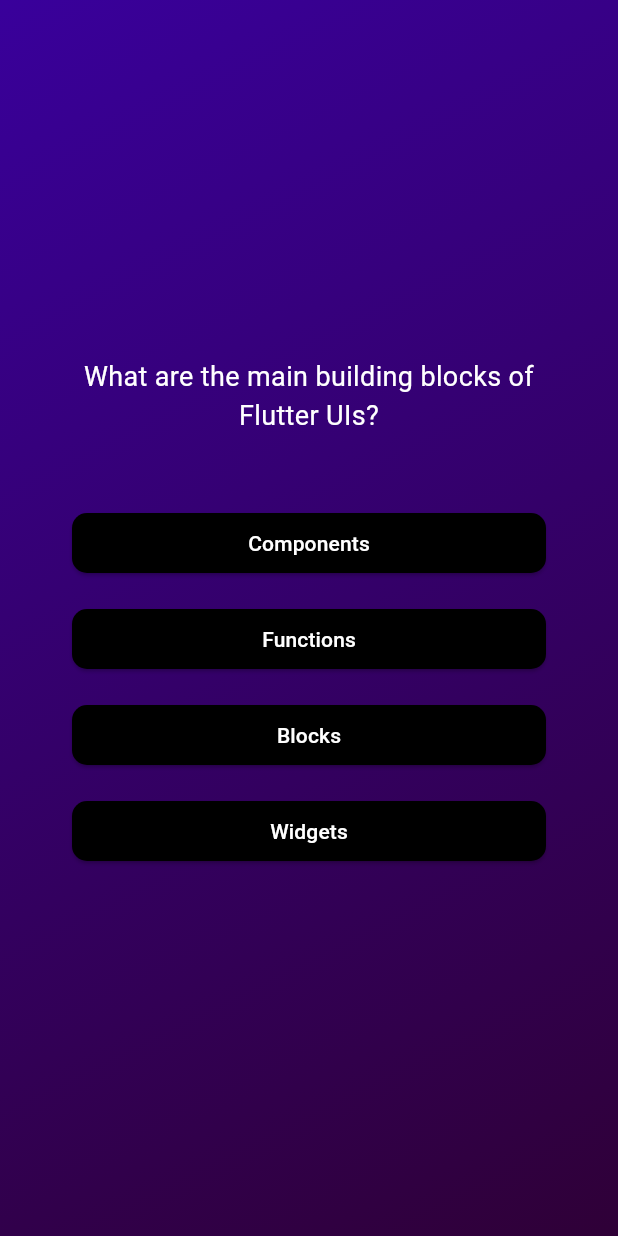
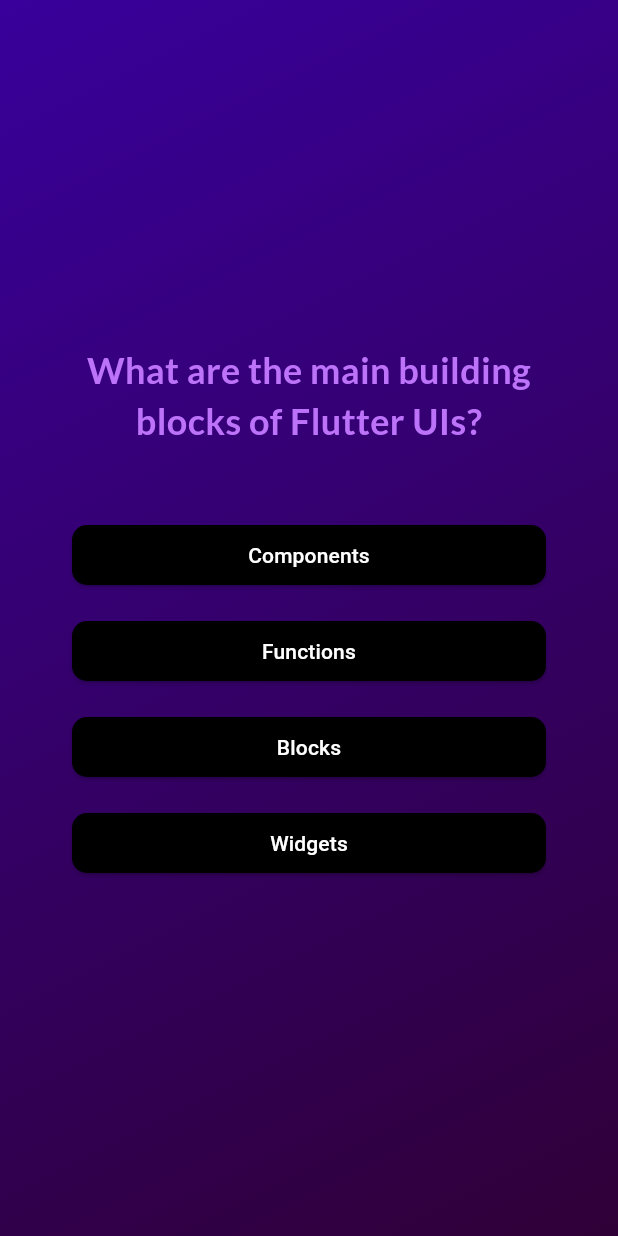
Before and after one commit to GKoukounis/adv_basics, a Flutter app: the screen it shows after launch, after a tap on "Start Quiz", on a phone screen of 412 x 824 dp. Run offline on Flutter 3.47's test engine with Material 3 defaults, Android fonts, the phone set to English and light mode, and no system bars; our stand-ins replace google_fonts.

Commit message:
Using thirt part package and adding google Fonts.

```diff
--- a/lib/home.dart
+++ b/lib/home.dart
@@ -1,5 +1,6 @@
 import 'package:adv_basics/questions_screen.dart';
 import 'package:flutter/material.dart';
+import 'package:google_fonts/google_fonts.dart';
 
 class HomePage extends StatelessWidget {
   const HomePage(
@@ -21,9 +22,13 @@ class HomePage extends StatelessWidget {
             color: const Color.fromARGB(145, 255, 255, 255),
           ),
           const SizedBox(height: 80),
-          const Text(
+          Text(
             'Learn Flutter the fun way!',
-            style: TextStyle(fontSize: 24, color: Colors.white),
+            style: GoogleFonts.lato(
+              color: Colors.white,
+              fontSize: 30,
+              fontWeight: FontWeight.bold,
+            ),
           ),
           const SizedBox(height: 30),
           OutlinedButton.icon(
@@ -41,9 +46,13 @@ class HomePage extends StatelessWidget {
                 color: Colors.white,
                 size: 25,
               ),
-              label: const Text(
+              label: Text(
                 'Start Quiz',
-                style: TextStyle(fontSize: 18, color: Colors.white),
+                style: GoogleFonts.lato(
+                  color: Colors.white,
+                  fontSize: 18,
+                  fontWeight: FontWeight.bold,
+              ),
               ))
         ],
       ),
--- a/lib/questions_screen.dart
+++ b/lib/questions_screen.dart
@@ -1,5 +1,6 @@
 import 'package:flutter/material.dart';
 import 'package:adv_basics/data/questions.dart';
+import 'package:google_fonts/google_fonts.dart';
 
 class QuestionsScreen extends StatefulWidget {
   const QuestionsScreen({Key? key}) : super(key: key);
@@ -17,8 +18,7 @@ class _QuestionsScreenState extends State<QuestionsScreen> {
     });
   }
 
-  final void Function() onTap = () {
-  };
+  final void Function() onTap = () {};
 
   @override
   Widget build(BuildContext context) {
@@ -34,7 +34,11 @@ class _QuestionsScreenState extends State<QuestionsScreen> {
           children: [
             Text(
               currentQuestion.question,
-              style: const TextStyle(fontSize: 18, color: Colors.white),
+              style: GoogleFonts.lato(
+                color: const Color.fromRGBO(188, 114, 249, 1),
+                fontSize: 24,
+                fontWeight: FontWeight.bold
+              ),
               textAlign: TextAlign.center,
             ),
             const SizedBox(height: 40),
@@ -71,7 +75,7 @@ class QuestionButton extends StatelessWidget {
               shape: RoundedRectangleBorder(
                 borderRadius: BorderRadius.circular(10.0),
               )),
-          child: Text(answerText)),
+          child: Text(answerText, textAlign: TextAlign.center,)),
     );
   }
 }
--- a/pubspec.yaml
+++ b/pubspec.yaml
@@ -35,6 +35,7 @@ dependencies:
   # The following adds the Cupertino Icons font to your application.
   # Use with the CupertinoIcons class for iOS style icons.
   cupertino_icons: ^1.0.6
+  google_fonts: ^6.2.0
 
 dev_dependencies:
   flutter_test:
```
Also changed, not shown: pubspec.lock, 7 other files.
